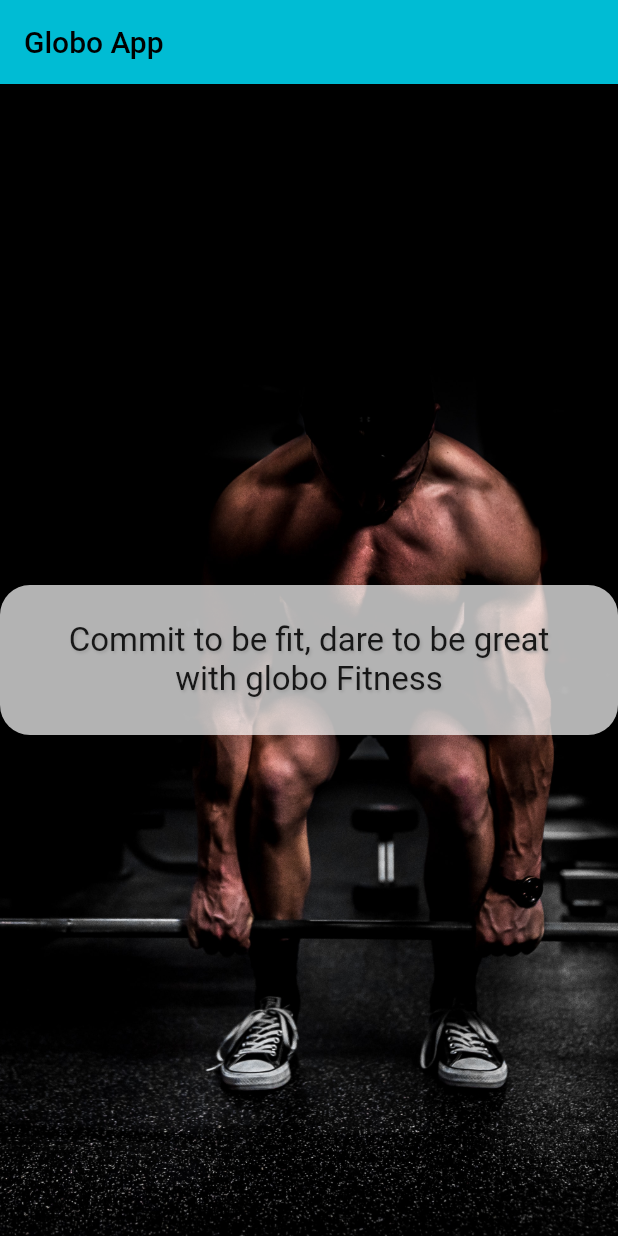
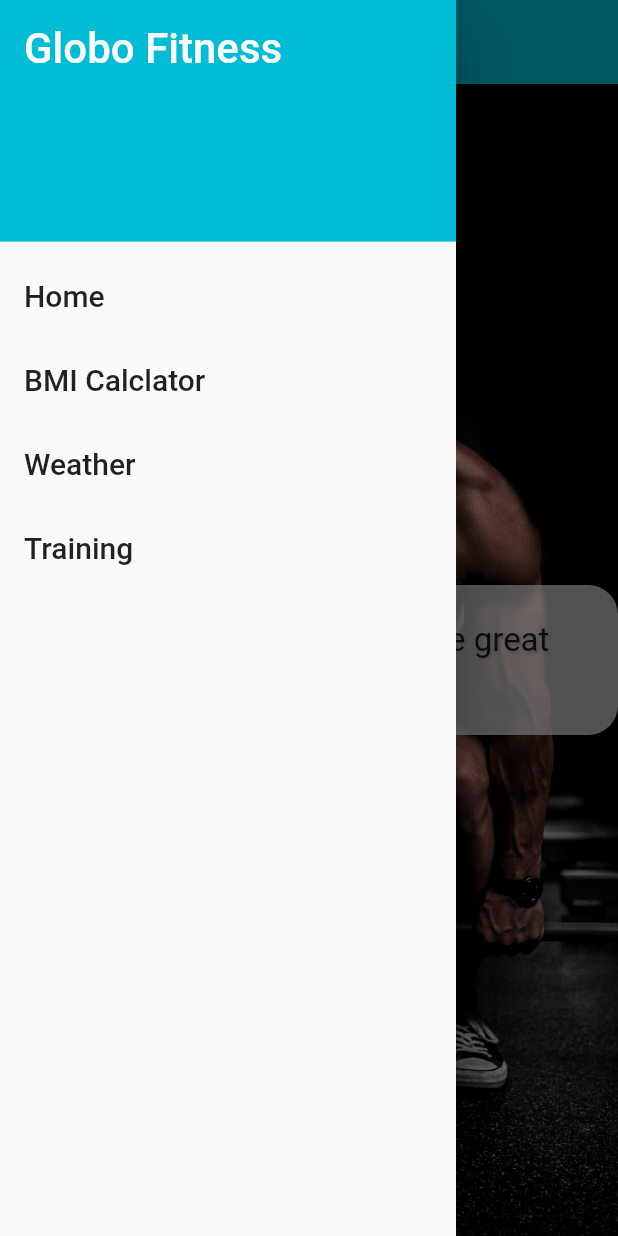
Before and after one commit to BirajMainali/expr-flutter, a Flutter app: the screen it shows after launch, with the side drawer open (before the commit the screen has no drawer), on a phone screen of 412 x 824 dp. Run offline on Flutter 3.47's test engine with Material 2 defaults, Android fonts, the phone set to English and light mode, and no system bars.

Commit message:
feat: add drawer menu

```diff
--- a/lib/screens/intro_screen.dart
+++ b/lib/screens/intro_screen.dart
@@ -1,4 +1,5 @@
 import 'package:flutter/material.dart';
+import 'package:learning_flutter/shared/menu_drawer.dart';
 
 class IntroScreen extends StatelessWidget {
   const IntroScreen({Key? key}) : super(key: key);
@@ -9,6 +10,7 @@ class IntroScreen extends StatelessWidget {
         appBar: AppBar(
           title: const Text("Globo App"),
         ),
+        drawer: const MenuDrawer(),
         body: Container(
           decoration: const BoxDecoration(
               image: DecorationImage(
--- /dev/null
+++ b/lib/shared/menu_drawer.dart
@@ -0,0 +1,41 @@
+import 'package:flutter/material.dart';
+
+class MenuDrawer extends StatelessWidget {
+  const MenuDrawer({Key? key}) : super(key: key);
+
+  @override
+  Widget build(BuildContext context) {
+    return Drawer(
+      child: ListView(
+        children: buildMenuItems(context),
+      ),
+    );
+  }
+
+  List<Widget> buildMenuItems(BuildContext context) {
+    final List<String> menuTitles = [
+      'Home',
+      'BMI Calclator',
+      'Weather',
+      'Training'
+    ];
+
+    List<Widget> menuItems = [];
+    menuItems.add(
+      const DrawerHeader(
+        decoration: BoxDecoration(color: Colors.cyan),
+        child: Text(
+          "Globo Fitness",
+          style: TextStyle(color: Colors.white, fontSize: 28),
+        ),
+      ),
+    );
+    menuTitles.forEach((String element) {
+      menuItems.add(
+        ListTile(
+            title: Text(element, style: TextStyle(fontSize: 20)), onTap: () {}),
+      );
+    });
+    return menuItems;
+  }
+}
```
